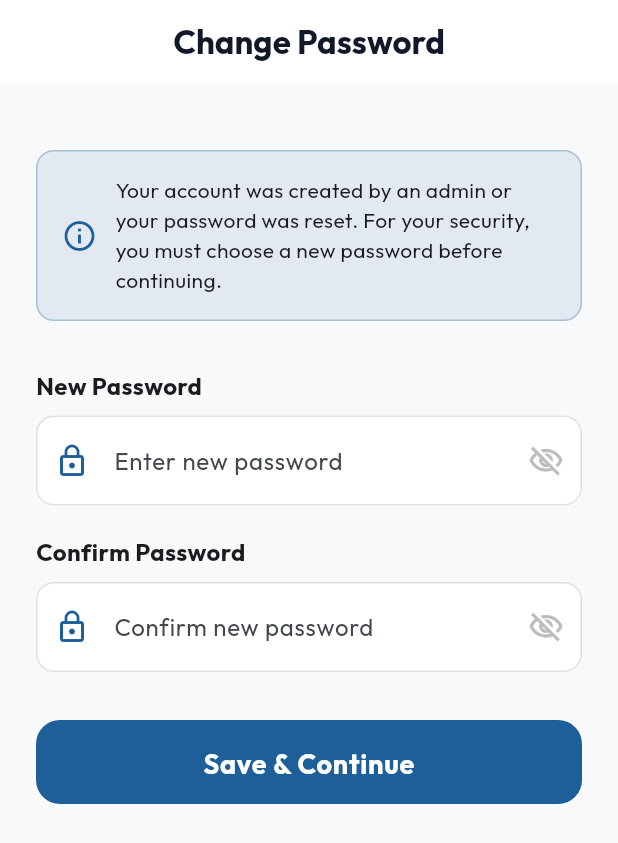
After one commit to Bosah3064/glamorous-care-initiative, a Flutter app: the ForceChangePasswordScreen screen opened by its route, on a phone screen of 412 x 824 dp. The commit adds this screen. Shown: the top 843 px of the screen. Run offline on Flutter 3.47's test engine with Material 3 defaults, Android fonts, the phone set to English and light mode, and no system bars; our stand-ins replace audioplayers, confetti, flutter_dotenv, flutter_tts, google_fonts, pdf and 4 more; accounts and stored records are empty; statements that could not run were skipped.

Commit message:
feat(mobile): add ForceChangePasswordScreen for users logging in with default passwords

```diff
--- a/flutter_app/lib/main.dart
+++ b/flutter_app/lib/main.dart
@@ -18,6 +18,8 @@ import 'screens/terms_and_conditions_screen.dart';
 import 'services/supabase_service.dart';
 
 import 'package:google_fonts/google_fonts.dart';
+
+import 'screens/force_change_password_screen.dart';
 
 void main() async {
   WidgetsFlutterBinding.ensureInitialized();
@@ -136,6 +138,7 @@ class GlamorousCareApp extends StatelessWidget {
         LoginScreen.route: (_) => const LoginScreen(),
         RegisterScreen.route: (_) => const RegisterScreen(),
         ResetPasswordScreen.route: (_) => const ResetPasswordScreen(),
+        ForceChangePasswordScreen.route: (_) => const ForceChangePasswordScreen(),
         DashboardScreen.route: (_) => const DashboardScreen(),
         PaymentHistoryScreen.route: (_) => const PaymentHistoryScreen(),
         AdminPanelScreen.route: (_) => const AdminPanelScreen(),
--- /dev/null
+++ b/flutter_app/lib/screens/force_change_password_screen.dart
@@ -0,0 +1,199 @@
+import 'package:flutter/material.dart';
+import 'package:google_fonts/google_fonts.dart';
+import '../services/supabase_service.dart';
+import '../app_colors.dart';
+import 'dashboard_screen.dart';
+
+class ForceChangePasswordScreen extends StatefulWidget {
+  static const route = '/force-change-password';
+
+  const ForceChangePasswordScreen({super.key});
+
+  @override
+  State<ForceChangePasswordScreen> createState() => _ForceChangePasswordScreenState();
+}
+
+class _ForceChangePasswordScreenState extends State<ForceChangePasswordScreen> {
+  final _passwordController = TextEditingController();
+  final _confirmPasswordController = TextEditingController();
+  bool _isLoading = false;
+  bool _obscurePassword = true;
+  bool _obscureConfirm = true;
+
+  @override
+  void dispose() {
+    _passwordController.dispose();
+    _confirmPasswordController.dispose();
+    super.dispose();
+  }
+
+  Future<void> _updatePassword() async {
+    final password = _passwordController.text;
+    final confirm = _confirmPasswordController.text;
+
+    if (password.length < 6) {
+      _showError('Password must be at least 6 characters long.');
+      return;
+    }
+
+    if (password != confirm) {
+      _showError('Passwords do not match.');
+      return;
+    }
+
+    setState(() => _isLoading = true);
+
+    try {
+      // Update password using Supabase Auth
+      await SupabaseService.client.auth.updateUser(
+        import('package:supabase_flutter/supabase_flutter.dart').UserAttributes(password: password),
+      );
+
+      // Update members table flag
+      final user = SupabaseService.currentUser;
+      if (user != null) {
+        await SupabaseService.client.from('members').update({
+          'requires_password_reset': false
+        }).eq('id', user.id);
+      }
+
+      if (!mounted) return;
+
+      // Navigate to dashboard
+      Navigator.pushReplacementNamed(context, DashboardScreen.route);
+    } catch (e) {
+      if (!mounted) return;
+      _showError(e.toString());
+    } finally {
+      if (mounted) setState(() => _isLoading = false);
+    }
+  }
+
+  void _showError(String message) {
+    ScaffoldMessenger.of(context).showSnackBar(
+      SnackBar(
+        content: Text(message),
+        backgroundColor: AppColors.red,
+        behavior: SnackBarBehavior.floating,
+      ),
+    );
+  }
+
+  InputDecoration _inputDecoration({required String hint, required IconData prefixIcon, Widget? suffixIcon}) {
+    return InputDecoration(
+      hintText: hint,
+      prefixIcon: Icon(prefixIcon, color: AppColors.primary),
+      suffixIcon: suffixIcon,
+      filled: true,
+      fillColor: Colors.white,
+      border: OutlineInputBorder(
+        borderRadius: BorderRadius.circular(12),
+        borderSide: BorderSide(color: Colors.grey.shade300),
+      ),
+      enabledBorder: OutlineInputBorder(
+        borderRadius: BorderRadius.circular(12),
+        borderSide: BorderSide(color: Colors.grey.shade300),
+      ),
+      focusedBorder: OutlineInputBorder(
+        borderRadius: BorderRadius.circular(12),
+        borderSide: const BorderSide(color: AppColors.primary, width: 2),
+      ),
+    );
+  }
+
+  @override
+  Widget build(BuildContext context) {
+    return Scaffold(
+      backgroundColor: AppColors.background,
+      appBar: AppBar(
+        title: Text('Change Password', style: GoogleFonts.outfit(fontWeight: FontWeight.bold)),
+        backgroundColor: Colors.white,
+        foregroundColor: AppColors.textDark,
+        elevation: 0,
+        centerTitle: true,
+        automaticallyImplyLeading: false, // Prevent going back without changing
+      ),
+      body: SafeArea(
+        child: SingleChildScrollView(
+          padding: const EdgeInsets.all(24.0),
+          child: Column(
+            crossAxisAlignment: CrossAxisAlignment.start,
+            children: [
+              const SizedBox(height: 20),
+              Container(
+                padding: const EdgeInsets.all(16),
+                decoration: BoxDecoration(
+                  color: AppColors.primary.withOpacity(0.1),
+                  borderRadius: BorderRadius.circular(12),
+                  border: Border.all(color: AppColors.primary.withOpacity(0.3)),
+                ),
+                child: Row(
+                  children: [
+                    const Icon(Icons.info_outline, color: AppColors.primary),
+                    const SizedBox(width: 12),
+                    Expanded(
+                      child: Text(
+                        'Your account was created by an admin or your password was reset. For your security, you must choose a new password before continuing.',
+                        style: GoogleFonts.outfit(color: AppColors.primaryDark, fontSize: 14),
+                      ),
+                    ),
+                  ],
+                ),
+              ),
+              const SizedBox(height: 32),
+
+              Text('New Password', style: GoogleFonts.outfit(fontWeight: FontWeight.bold, fontSize: 16)),
+              const SizedBox(height: 8),
+              TextField(
+                controller: _passwordController,
+                obscureText: _obscurePassword,
+                decoration: _inputDecoration(
+                  hint: 'Enter new password',
+                  prefixIcon: Icons.lock_outline,
+                  suffixIcon: GestureDetector(
+                    onTap: () => setState(() => _obscurePassword = !_obscurePassword),
+                    child: Icon(_obscurePassword ? Icons.visibility_off_outlined : Icons.visibility_outlined, color: Colors.grey.shade400),
+                  ),
+                ),
+              ),
+
+              const SizedBox(height: 20),
+
+              Text('Confirm Password', style: GoogleFonts.outfit(fontWeight: FontWeight.bold, fontSize: 16)),
+              const SizedBox(height: 8),
+              TextField(
+                controller: _confirmPasswordController,
+                obscureText: _obscureConfirm,
+                decoration: _inputDecoration(
+                  hint: 'Confirm new password',
+                  prefixIcon: Icons.lock_outline,
+                  suffixIcon: GestureDetector(
+                    onTap: () => setState(() => _obscureConfirm = !_obscureConfirm),
+                    child: Icon(_obscureConfirm ? Icons.visibility_off_outlined : Icons.visibility_outlined, color: Colors.grey.shade400),
+                  ),
+                ),
+              ),
+
+              const SizedBox(height: 32),
+
+              SizedBox(
+                width: double.infinity,
+                height: 56,
+                child: ElevatedButton(
+                  onPressed: _isLoading ? null : _updatePassword,
+                  style: ElevatedButton.styleFrom(
+                    backgroundColor: AppColors.primary,
+                    shape: RoundedRectangleBorder(borderRadius: BorderRadius.circular(16)),
+                  ),
+                  child: _isLoading
+                      ? const CircularProgressIndicator(color: Colors.white)
+                      : Text('Save & Continue', style: GoogleFonts.outfit(fontSize: 18, fontWeight: FontWeight.bold, color: Colors.white)),
+                ),
+              ),
+            ],
+          ),
+        ),
+      ),
+    );
+  }
+}
```
Also changed, not shown: flutter_app/lib/screens/login_screen.dart (+12 -1 lines), 3 other files.
